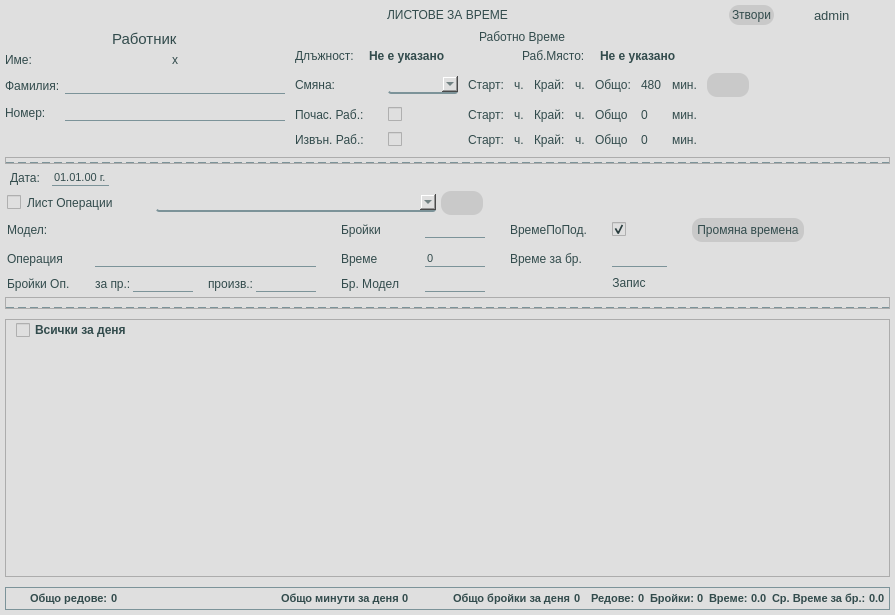
Qt form app/ui/widgets/customTimePapersWidget.ui (DevilPhp/WorkSalary.v01) before a commit.
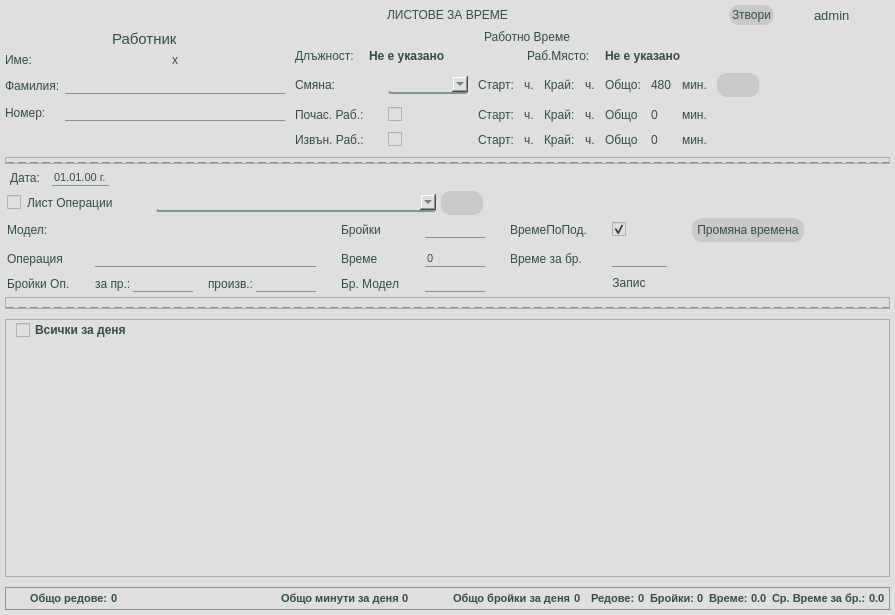
The same form after that commit. Icons and pictures are not drawn.

```diff
--- a/app/ui/widgets/customTimePapersWidget.ui
+++ b/app/ui/widgets/customTimePapersWidget.ui
@@ -1115,7 +1115,7 @@
                      <widget class="QComboBox" name="shiftNameLineEdit">
                       <property name="minimumSize">
                        <size>
-                        <width>70</width>
+                        <width>80</width>
                         <height>0</height>
                        </size>
                       </property>
```
Left out of the diff: 2 changed lines with no effect on the pictures.
